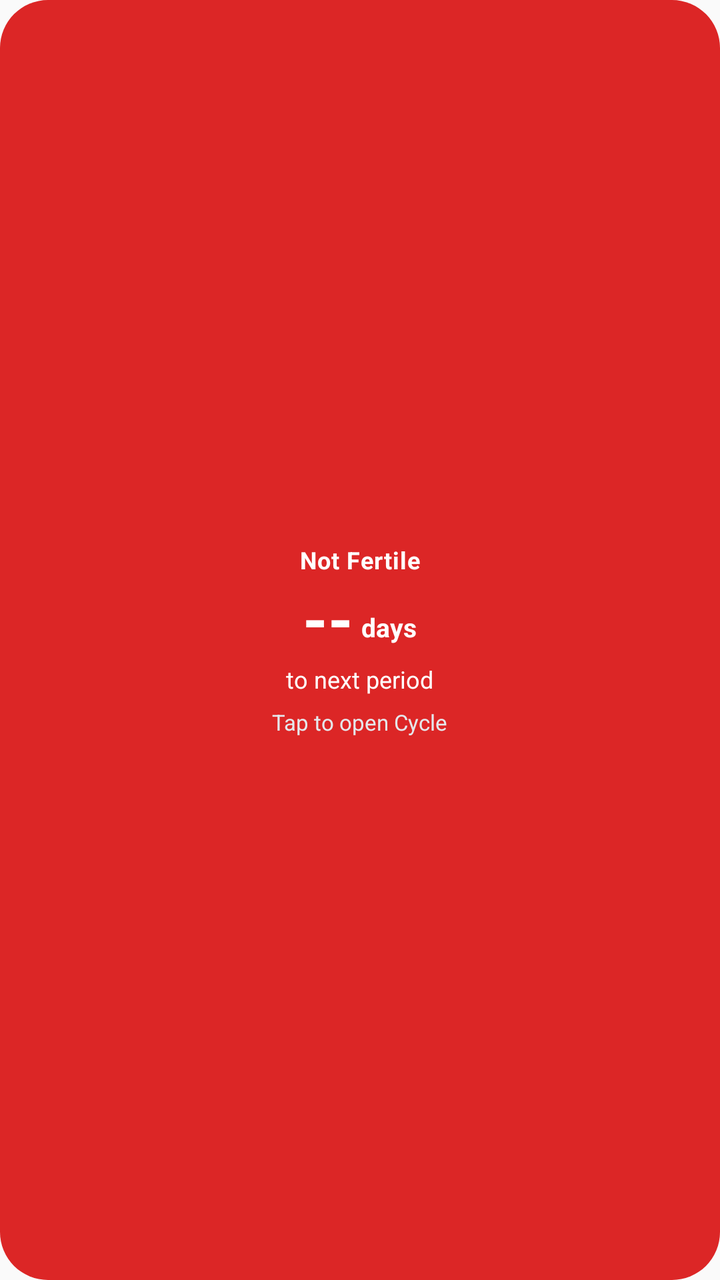
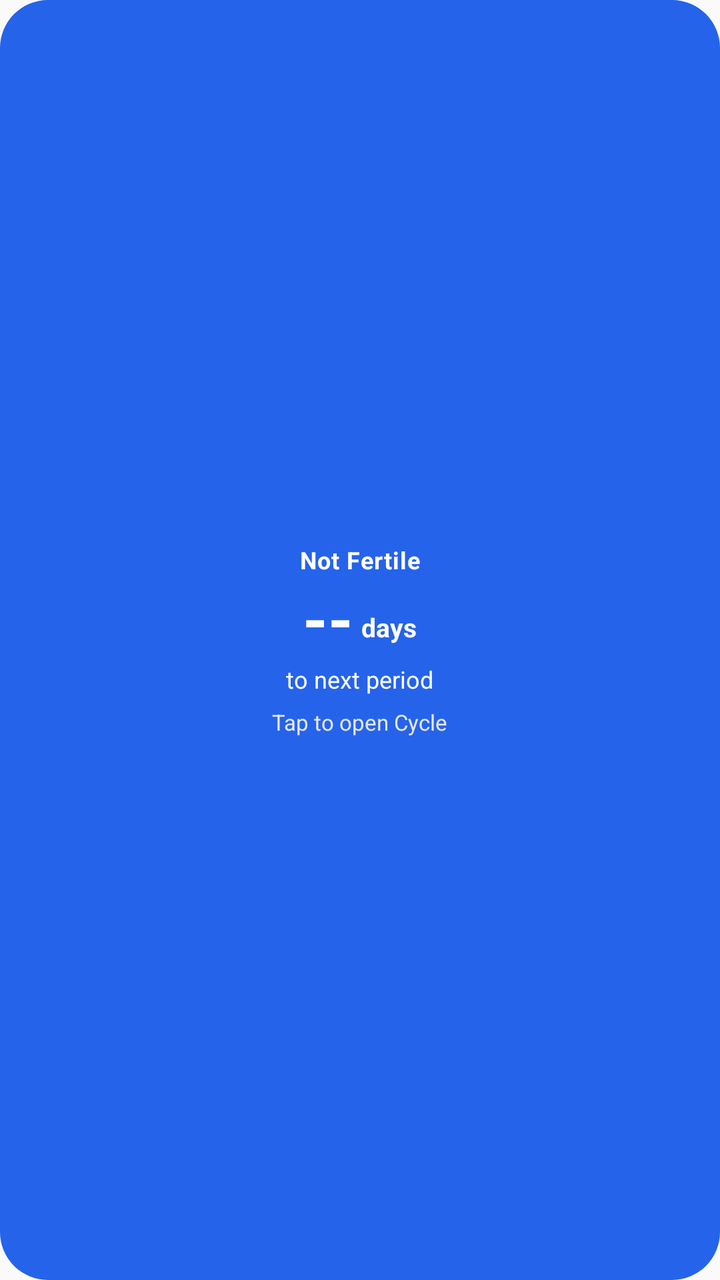

Compare the two renders of this Android layout. The source of the first and the diff that turns it into the second are given below.
<!-- AndroidManifest.xml: application theme android:Theme.Material.Light.NoActionBar -->
<!-- res/layout/widget_cycle.xml -->
<?xml version="1.0" encoding="utf-8"?>
<LinearLayout xmlns:android="http://schemas.android.com/apk/res/android"
    android:id="@+id/widget_root"
    android:layout_width="match_parent"
    android:layout_height="match_parent"
    android:background="@drawable/widget_bg_red"
    android:orientation="vertical"
    android:padding="12dp"
    android:gravity="center">

    <TextView
        android:id="@+id/widget_status_badge"
        android:layout_width="wrap_content"
        android:layout_height="wrap_content"
        android:maxLines="1"
        android:ellipsize="end"
        android:text="Not Fertile"
        android:textColor="#FFFFFF"
        android:textSize="12sp"
        android:textStyle="bold"
        android:letterSpacing="0.03" />

    <LinearLayout
        android:layout_width="wrap_content"
        android:layout_height="wrap_content"
        android:layout_marginTop="4dp"
        android:orientation="horizontal"
        android:gravity="bottom">

        <TextView
            android:id="@+id/widget_days_number"
            android:layout_width="wrap_content"
            android:layout_height="wrap_content"
            android:maxLines="1"
            android:text="--"
            android:textColor="#FFFFFF"
            android:textSize="32sp"
            android:textStyle="bold"
            android:includeFontPadding="false" />

        <TextView
            android:id="@+id/widget_days_unit"
            android:layout_width="wrap_content"
            android:layout_height="wrap_content"
            android:layout_marginStart="4dp"
            android:layout_marginBottom="3dp"
            android:maxLines="1"
            android:text="days"
            android:textColor="#FFFFFF"
            android:textSize="13sp"
            android:textStyle="bold" />
    </LinearLayout>

    <TextView
        android:id="@+id/widget_subtitle"
        android:layout_width="wrap_content"
        android:layout_height="wrap_content"
        android:layout_marginTop="2dp"
        android:maxLines="1"
        android:ellipsize="end"
        android:text="to next period"
        android:textColor="#FFFFFF"
        android:textSize="12sp" />

    <TextView
        android:id="@+id/widget_footer"
        android:layout_width="wrap_content"
        android:layout_height="wrap_content"
        android:layout_marginTop="6dp"
        android:maxLines="1"
        android:ellipsize="end"
        android:text="Tap to open Cycle"
        android:textColor="#E5E7EB"
        android:textSize="11sp" />

</LinearLayout>
<!-- resources referenced by this layout -->
<resources>
  <!-- drawable widget_bg_red (drawable) -->
  <?xml version="1.0" encoding="utf-8"?>
  <shape xmlns:android="http://schemas.android.com/apk/res/android"
      android:shape="rectangle">
      <solid android:color="#DC2626" />
      <corners android:radius="24dp" />
  </shape>
</resources>

<!-- the commit's change to res/layout/widget_cycle.xml (unified diff, before → after) -->
@@ -3,7 +3,7 @@
     android:id="@+id/widget_root"
     android:layout_width="match_parent"
     android:layout_height="match_parent"
-    android:background="@drawable/widget_bg_red"
+    android:background="@drawable/widget_bg_blue"
     android:orientation="vertical"
     android:padding="12dp"
     android:gravity="center">
<!-- resource entries referenced after the edit -->
@@ -1,10 +1,10 @@
 <!-- resources referenced by this layout -->
 <resources>
-  <!-- drawable widget_bg_red (drawable) -->
+  <!-- drawable widget_bg_blue (drawable) -->
   <?xml version="1.0" encoding="utf-8"?>
   <shape xmlns:android="http://schemas.android.com/apk/res/android"
       android:shape="rectangle">
-      <solid android:color="#DC2626" />
+      <solid android:color="#2563EB" />
       <corners android:radius="24dp" />
   </shape>
 </resources>
